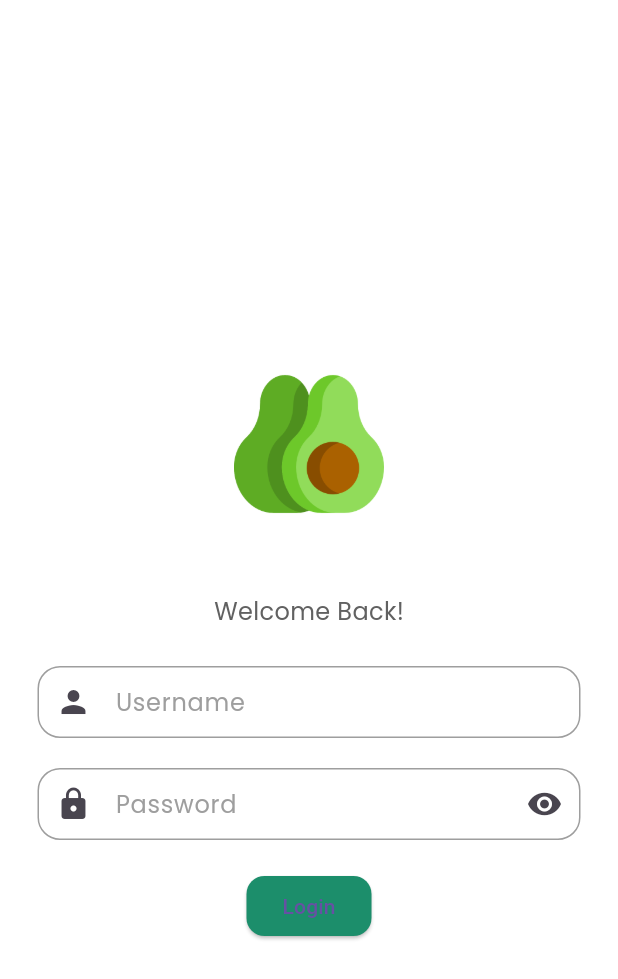
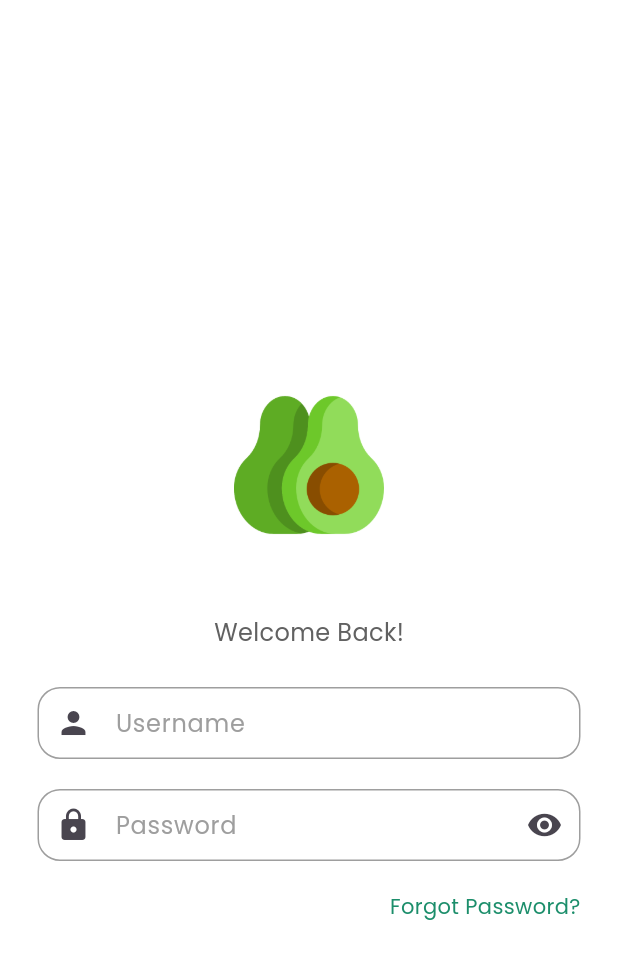
Before and after one commit to hollali/grocery_application, a Flutter app: the LoginPage screen opened directly, on a phone screen of 412 x 824 dp. Shown: the top 979 px of the screen. Run offline on Flutter 3.47's test engine with Material 3 defaults, Android fonts, the phone set to English and light mode, and no system bars.

Commit message:
Add 'Forgot Password?' link to LoginPage

```diff
--- a/lib/pages/login_page.dart
+++ b/lib/pages/login_page.dart
@@ -64,15 +64,27 @@ class LoginPage extends StatelessWidget {
               ),
               const SizedBox(height: 20),
 
-              //* Login Button
-              ElevatedButton(
-                onPressed: login,
-                child: Text('Login'),
-                style: ElevatedButton.styleFrom(
-                  backgroundColor: Color(0xFF1C8E6B),
-                  shape: RoundedRectangleBorder(
-                    borderRadius: BorderRadius.circular(12),
-                  ),
+              //* Forgot Password
+              Padding(
+                padding: const EdgeInsets.symmetric(horizontal: 25.0),
+                child: Row(
+                  mainAxisAlignment: MainAxisAlignment.end,
+                  children: [
+                    GestureDetector(
+                      /*onTap: () =>Navigator.pushReplacement(
+                      context,
+                      MaterialPageRoute(
+                        builder: (context) => ForgotPasswordPage(),
+                      ),*/
+                      child: Text(
+                        'Forgot Password?',
+                        style: TextStyle(
+                          color: Color(0xFF1C8E6B),
+                          fontFamily: 'Poppins',
+                        ),
+                      ),
+                    ),
+                  ],
                 ),
               ),
             ],
```
